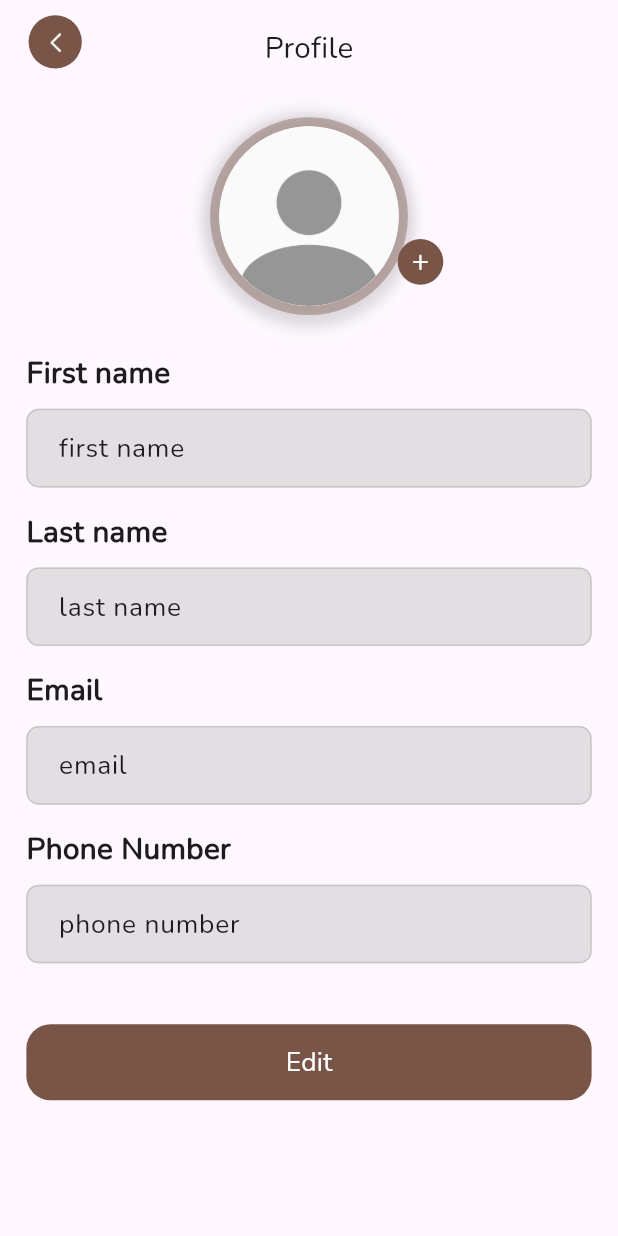
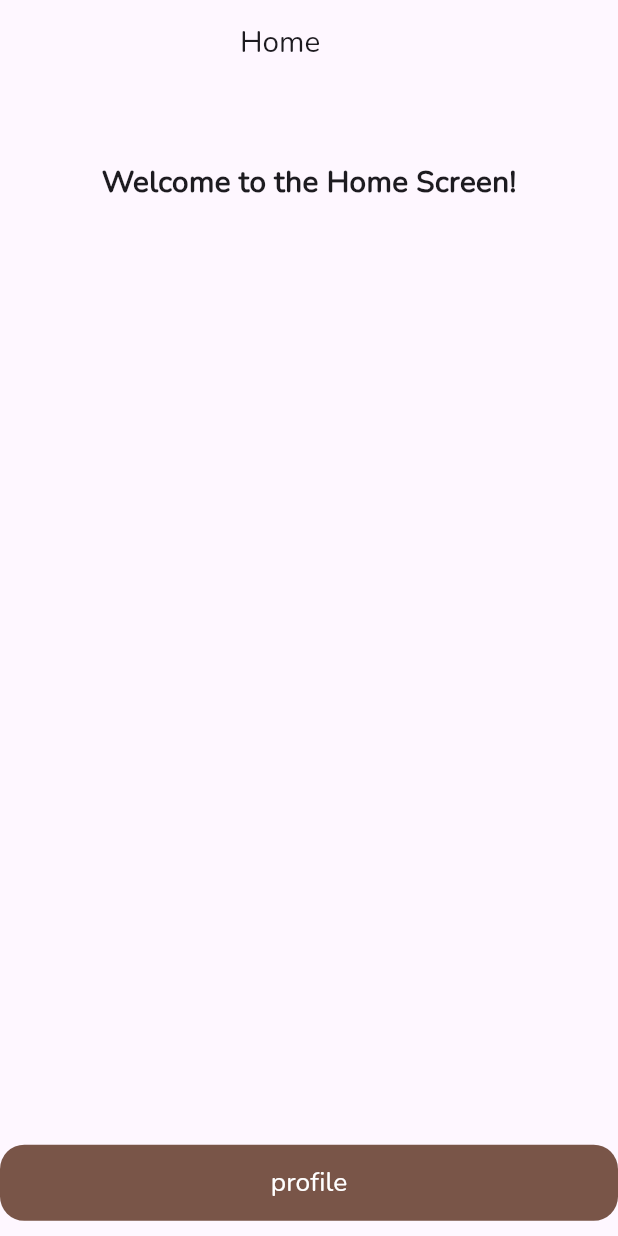
Before and after one commit to rahmagamalll/user_profile, a Flutter app: the screen it shows after launch, on a phone screen of 412 x 824 dp. Run offline on Flutter 3.47's test engine with Material 3 defaults, Android fonts, the phone set to English and light mode, and no system bars; our stand-ins replace auto_route, flutter_screenutil, image_picker, shared_preferences.

```diff
--- /dev/null
+++ b/lib/core/routing/new_routing.dart
@@ -0,0 +1,16 @@
+import 'package:auto_route/auto_route.dart';
+import 'package:user_profile/core/routing/new_routing.gr.dart';
+
+@AutoRouterConfig()
+class AppRouter extends RootStackRouter {
+
+  @override
+  List<AutoRoute> get routes => [
+   AutoRoute(page: HomeRoute.page, initial: true),
+   AutoRoute(page: ProfileRoute.page,children: [
+    //  AutoRoute(page: PersonalInfoFormRoute.page, initial: true),
+    //  AutoRoute(page: UserImageRoute.page),
+   ]),
+
+  ];
+}
--- a/lib/core/widgets/top_app_bar.dart
+++ b/lib/core/widgets/top_app_bar.dart
@@ -3,16 +3,17 @@ import 'package:flutter_screenutil/flutter_screenutil.dart';
 import 'package:user_profile/core/theming/colors.dart';
 import 'package:user_profile/core/theming/styles.dart';
 
-
 class TopAppBar extends StatelessWidget {
-  const TopAppBar({super.key, required this.title});
+  const TopAppBar({super.key, required this.title, required this.backarrow});
   final String title;
+  final bool backarrow;
   @override
   Widget build(BuildContext context) {
     return Row(
       mainAxisAlignment: MainAxisAlignment.spaceBetween,
       children: [
-        GestureDetector(
+        backarrow
+            ? GestureDetector(
               onTap: () {
                 Navigator.pop(context);
               },
@@ -26,7 +27,10 @@ class TopAppBar extends StatelessWidget {
                     color: ColorsManager.primaryColor,
                   ),
                   child: Padding(
-                padding: EdgeInsets.symmetric(vertical: 11.h, horizontal: 14.w),
+                    padding: EdgeInsets.symmetric(
+                      vertical: 11.h,
+                      horizontal: 14.w,
+                    ),
                     child: Image.asset(
                       'assets/images/arrow_back_icon.png',
                       color: Colors.white,
@@ -34,15 +38,10 @@ class TopAppBar extends StatelessWidget {
                   ),
                 ),
               ),
-        ),
-        Text(
-          title,
-          style: TextStylesManager.font18Regular(context),
-        ),
-        SizedBox(
-          width: 35.w,
-          height: 33.h,
-        ),
+            )
+            : SizedBox(),
+        Text(title, style: TextStylesManager.font18Regular(context)),
+        SizedBox(width: 35.w, height: 33.h),
       ],
     );
   }
--- /dev/null
+++ b/lib/features/home/ui/home_screen.dart
@@ -0,0 +1,39 @@
+import 'package:auto_route/annotations.dart';
+import 'package:auto_route/auto_route.dart';
+import 'package:flutter/material.dart';
+import 'package:user_profile/core/helper/spacing.dart';
+import 'package:user_profile/core/routing/new_routing.gr.dart';
+import 'package:user_profile/core/theming/styles.dart';
+import 'package:user_profile/core/widgets/custom_elevation_button.dart';
+import 'package:user_profile/core/widgets/top_app_bar.dart';
+
+@RoutePage()
+class HomeScreen extends StatelessWidget {
+  const HomeScreen({super.key});
+
+  @override
+  Widget build(BuildContext context) {
+    return Scaffold(
+      appBar: AppBar(title: const TopAppBar(title: 'Home',backarrow: false,)),
+      body: Column(
+        children: [
+          verticalSpacing(50),
+          Center(
+            child: Text(
+              'Welcome to the Home Screen!',
+              style: TextStylesManager.font18Bold(context),
+            ),
+          ),
+          Spacer(),
+          CustomElevationButton(
+            title: 'profile',
+            onPressed: () {
+              context.router.push(const ProfileRoute());
+            },
+          ),
+          verticalSpacing(10),
+        ],
+      ),
+    );
+  }
+}
--- a/lib/features/profile/ui/screens/profile_screen.dart
+++ b/lib/features/profile/ui/screens/profile_screen.dart
@@ -1,9 +1,11 @@
+import 'package:auto_route/annotations.dart';
 import 'package:flutter/material.dart';
 import 'package:flutter_screenutil/flutter_screenutil.dart';
 import 'package:user_profile/core/widgets/top_app_bar.dart';
 import 'package:user_profile/features/profile/ui/widgets/personal_info_form.dart';
 
 // ignore: must_be_immutable
+@RoutePage()
 class ProfileScreen extends StatefulWidget {
   const ProfileScreen({super.key});
 
@@ -35,7 +37,7 @@ class _ProfileScreenState extends State<ProfileScreen> {
             key: _formKey,
             child: Column(
               children: [
-                TopAppBar(title: 'Profile'),
+                TopAppBar(title: 'Profile', backarrow: true),
                 Expanded(
                   child: CustomScrollView(
                     slivers: [
@@ -45,7 +47,6 @@ class _ProfileScreenState extends State<ProfileScreen> {
                           children: [PersonalInfoForm()],
                         ),
                       ),
-
                     ],
                   ),
                 ),
--- a/lib/main.dart
+++ b/lib/main.dart
@@ -1,23 +1,24 @@
 import 'package:flutter/material.dart';
 import 'package:flutter_screenutil/flutter_screenutil.dart';
-import 'package:user_profile/features/profile/ui/screens/profile_screen.dart';
+import 'package:user_profile/core/routing/new_routing.dart';
 
 void main() {
-  runApp(const ProfileApp());
+  runApp( ProfileApp());
 }
 
 class ProfileApp extends StatelessWidget {
-  const ProfileApp({super.key});
-
+   ProfileApp({super.key});
+  final _appRouter = AppRouter();
   @override
   Widget build(BuildContext context) {
     return ScreenUtilInit(
       designSize: const Size(375, 812),
       builder: (context, child) {
-        return MaterialApp(
+        return MaterialApp.router(
+          routerConfig: _appRouter.config(),
           debugShowCheckedModeBanner: false,
           theme: ThemeData(brightness: Brightness.light),
-          home: const ProfileScreen(),
+
         );
       },
     );
--- a/pubspec.yaml
+++ b/pubspec.yaml
@@ -46,13 +46,14 @@ dev_dependencies:
     sdk: flutter
   auto_route_generator: ^10.2.3
   lean_builder: ^0.1.0-alpha.13
+  build_runner: ^2.5.4
 
   # The "flutter_lints" package below contains a set of recommended lints to
   # encourage good coding practices. The lint set provided by the package is
   # activated in the `analysis_options.yaml` file located at the root of your
   # package. See that file for information about deactivating specific lint
   # rules and activating additional ones.
-  flutter_lints: ^5.0.0
+  flutter_lints: ^6.0.0
 
 # For information on the generic Dart part of this file, see the
 # following page: https://dart.dev/tools/pub/pubspec
```
Also changed, not shown: lib/core/helper/extensions.dart (added, +115 -0 lines), lib/core/routing/new_routing.gr.dart (added), pubspec.lock. Lines whose indentation alone changed are shown as unchanged.
